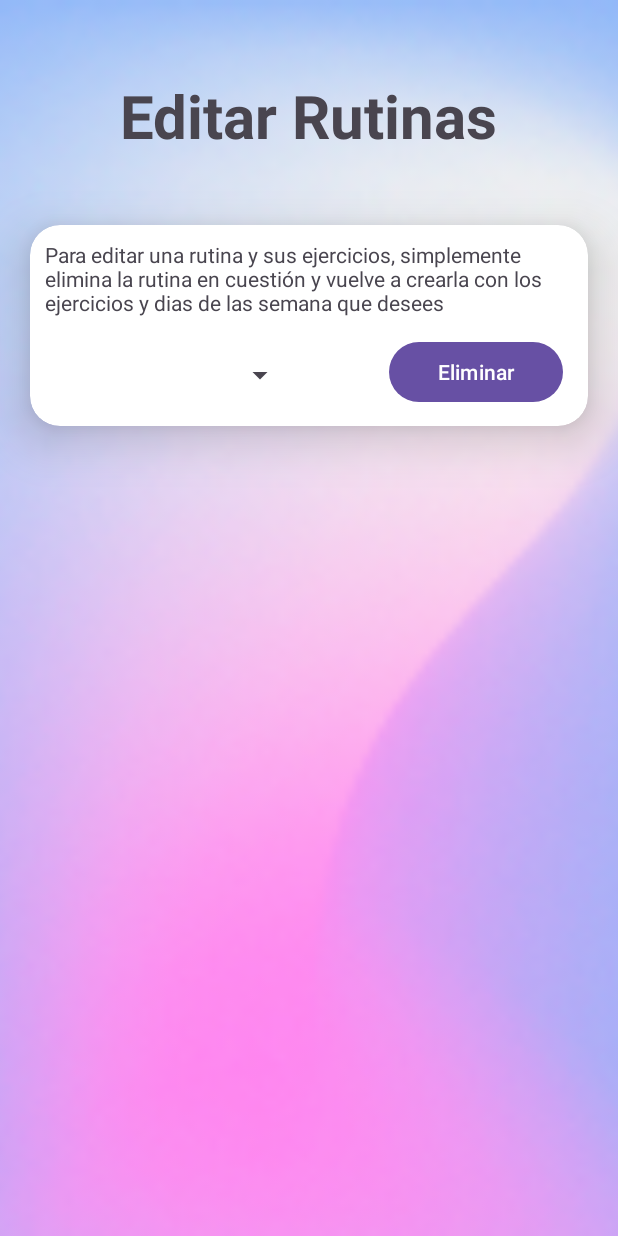
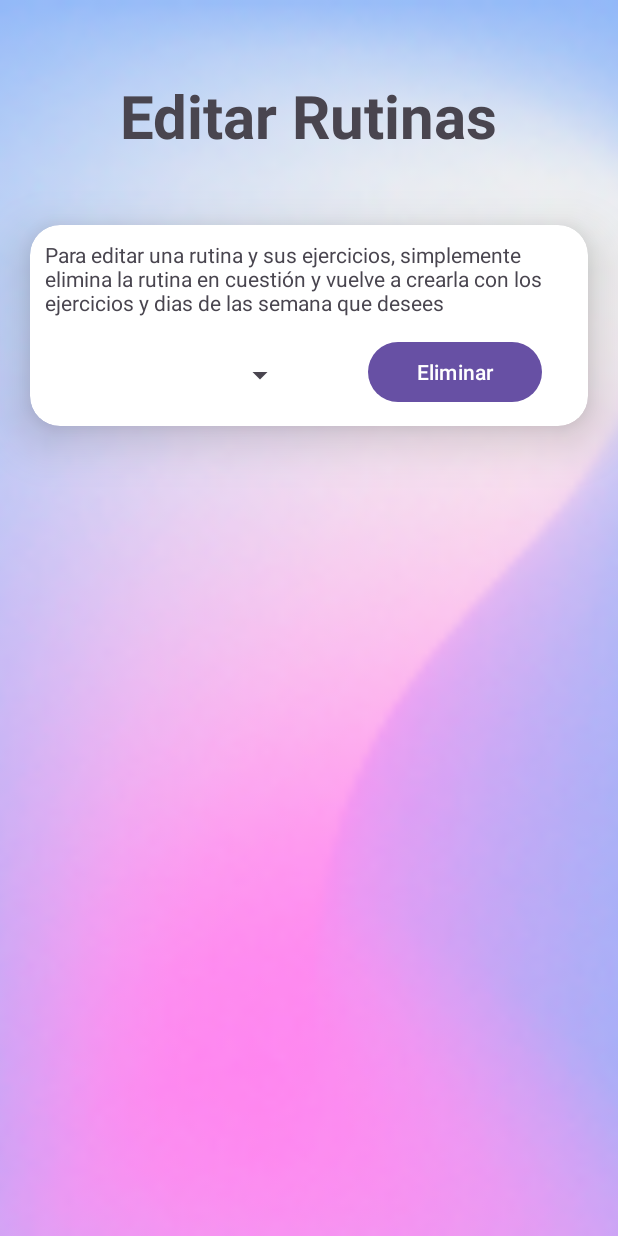
Before and after one commit to borjaca3/KudeGym, an Android app: the EditarRutinas screen opened directly, with no data from a screen before it, on a phone screen of 412 x 824 dp. Run offline under Robolectric (Android 15) with nearby library versions, the phone set to English and light mode, and no system bars.

Commit message:
Pequeños retoques

```diff
--- a/Api26/app/src/main/res/layout/editar_rutinas.xml
+++ b/Api26/app/src/main/res/layout/editar_rutinas.xml
@@ -67,7 +67,7 @@
                 android:id="@+id/buttonFecha"
                 android:layout_width="116dp"
                 android:layout_height="wrap_content"
-                android:layout_marginLeft="229dp"
+                android:layout_marginLeft="215dp"
                 android:layout_marginTop="-50dp"
                 android:onClick="eliminaRutina"
                 android:text="Eliminar"
```
Also changed, not shown: Api26/app/src/main/res/layout/estadisticas_ejercicio.xml (+4 -3 lines).
